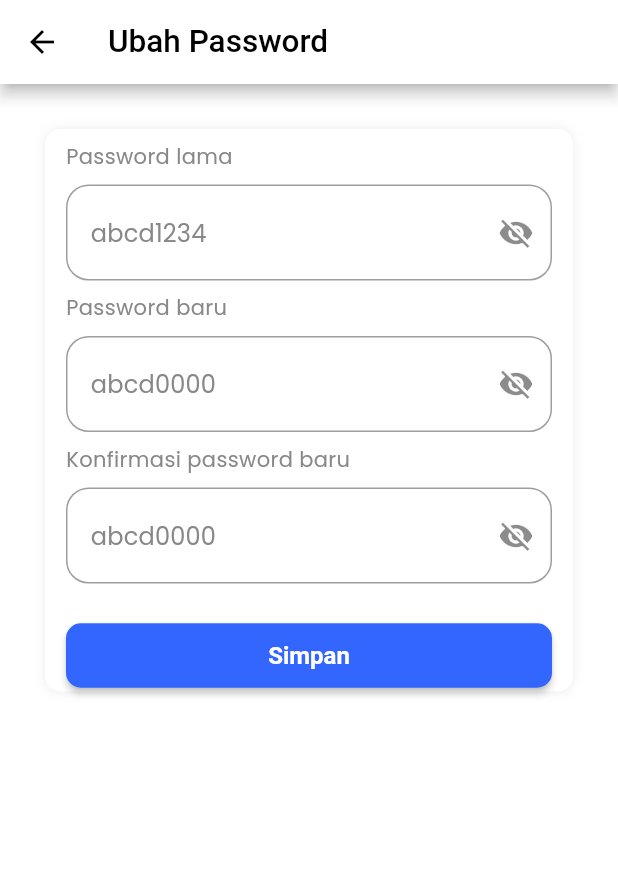
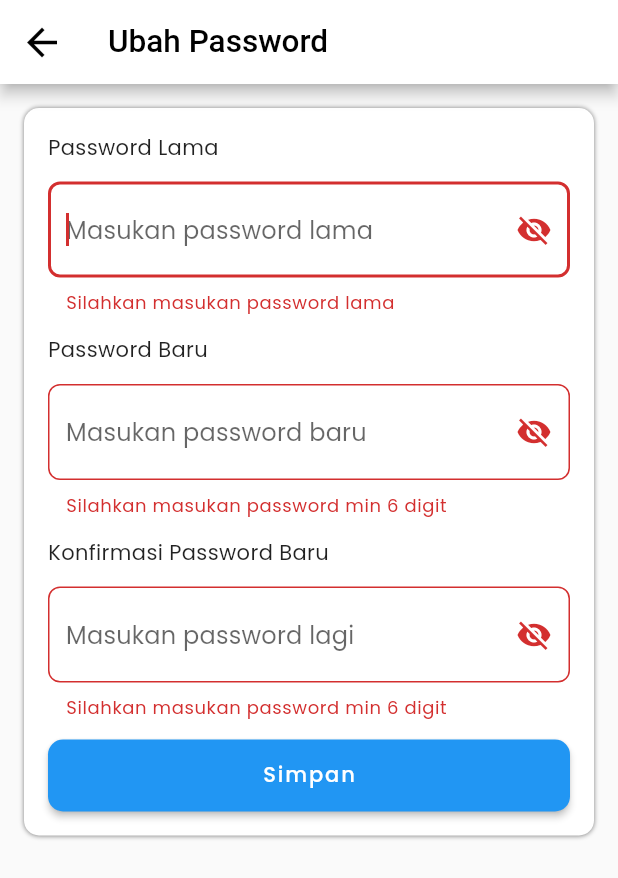
Before and after one commit to capstone-vaccine-book-17/VaccineBooking-MB, a Flutter app: the ChangePasswordPage screen opened directly, after a tap on "Simpan", on a phone screen of 412 x 824 dp. Shown: the top 878 px of the screen. Run offline on Flutter 3.47's test engine with Material 2 defaults, Android fonts, the phone set to English and light mode, and no system bars; our stand-ins replace email_validator, google_fonts, image_picker.

Commit message:
Change password page and view model using global widget

```diff
--- a/lib/features/auth/register_page.dart
+++ b/lib/features/auth/register_page.dart
@@ -46,7 +46,7 @@ class _RegisterPageState extends State<RegisterPage> {
       _dateOfBirth.text = '';
       return;
     }
-    _dateOfBirth.text = DateFormat('yyyy-MM-dd').format(date!);
+    _dateOfBirth.text = DateFormat('yyyy-MM-dd').format(date);
   }
 
   void register() {
@@ -232,7 +232,7 @@ class _RegisterPageState extends State<RegisterPage> {
             const SizedBox(height: 12.0),
             ValueListenableBuilder(
               valueListenable: _isShowPass,
-              builder: (context, value, child) {
+              builder: (_, __, ___) {
                 return TextFormCustom(
                   controller: _passwordCtl,
                   hintText: 'Masukan Password',
@@ -241,8 +241,8 @@ class _RegisterPageState extends State<RegisterPage> {
                   keyboardType: TextInputType.visiblePassword,
                   onFieldSubmitted: (_) => register(),
                   validator: (value) {
-                    if (value == null || value.length < 6) {
-                      return "Silahkan masukan password lebih dari 6";
+                    if (value == null || value.length <= 6) {
+                      return "Silahkan masukan password min 6 digit";
                     }
                     return null;
                   },
--- a/lib/features/profile/index_profile.dart
+++ b/lib/features/profile/index_profile.dart
@@ -26,6 +26,7 @@ class _IndexProfileState extends State<IndexProfile> {
         ),
         backgroundColor: Colors.white,
         body: SafeArea(
+          child: SingleChildScrollView(
             child: Column(
               crossAxisAlignment: CrossAxisAlignment.start,
               children: [
@@ -77,7 +78,8 @@ class _IndexProfileState extends State<IndexProfile> {
                                   width: 65,
                                   child: GestureDetector(
                                     onTap: () => provider.openGallery(),
-                                  child: Image.asset('assets/png/addimage.png'),
+                                    child:
+                                        Image.asset('assets/png/addimage.png'),
                                   ),
                                 ),
                               ),
@@ -148,6 +150,7 @@ class _IndexProfileState extends State<IndexProfile> {
                 ),
               ],
             ),
+          ),
         ));
   }
 }
--- a/lib/features/profile/page/change_password_page.dart
+++ b/lib/features/profile/page/change_password_page.dart
@@ -1,212 +1,75 @@
 import 'package:flutter/material.dart';
 import 'package:provider/provider.dart';
-import 'package:w_vaccine/features/profile/view_model/change_password_viewmodel.dart';
+import 'package:w_vaccine/features/profile/view_model/change_password_view_model.dart';
+import 'package:w_vaccine/widgets/button_form_custom.dart';
+import 'package:w_vaccine/widgets/text_form_custom.dart';
 
-class ChangePasswordPage extends StatelessWidget {
+class ChangePasswordPage extends StatefulWidget {
   const ChangePasswordPage({super.key});
 
   @override
+  State<ChangePasswordPage> createState() => _ChangePasswordPageState();
+}
+
+class _ChangePasswordPageState extends State<ChangePasswordPage> {
+  late ChangePasswordViewModel vm;
+
+  /// Form and Text Controller
+  final _formKey = GlobalKey<FormState>();
+  final _oldPass = TextEditingController();
+  final _newPass = TextEditingController();
+  final _confirmNewPass = TextEditingController();
+
+  /// Obsure Password hide and show
+  final _isShowOldPass = ValueNotifier<bool>(true);
+  final _isShowNewPass = ValueNotifier<bool>(true);
+  final _isShowConfirmNewPass = ValueNotifier<bool>(true);
+
+  final _initialFocus = FocusNode();
+
+  void save() {
+    if (!_formKey.currentState!.validate()) {
+      return;
+    }
+    vm.submit(
+      oldPass: _oldPass.text.trim(),
+      newPass: _newPass.text.trim(),
+      confirmNewPass: _confirmNewPass.text.trim(),
+    );
+  }
+
+  @override
+  void initState() {
+    vm = Provider.of<ChangePasswordViewModel>(context, listen: false);
+
+    /// Run method on Widget build complete
+    WidgetsBinding.instance.addPostFrameCallback((_) {
+      FocusScope.of(context).requestFocus(_initialFocus);
+    });
+    super.initState();
+  }
+
+  @override
+  void dispose() {
+    _oldPass.dispose();
+    _newPass.dispose();
+    _confirmNewPass.dispose();
+    super.dispose();
+  }
+
+  @override
   Widget build(BuildContext context) {
-    final formKey = GlobalKey<FormState>();
     return Scaffold(
       appBar: AppBar(
-        iconTheme: const IconThemeData(color: Colors.black),
-        backgroundColor: Colors.white,
-        title: const Text(
-          'Ubah Password',
-          style: TextStyle(color: Colors.black),
-        ),
+        title: const Text('Ubah Password'),
       ),
-      backgroundColor: Colors.white,
-      body: SingleChildScrollView(
-        child: SafeArea(
+      body: SafeArea(
+        child: SingleChildScrollView(
           child: Column(
             children: [
-              Form(
-                child: Padding(
-                  padding: const EdgeInsets.all(30),
-                  child: Container(
-                    width: double.infinity,
-                    height: 375,
-                    decoration: BoxDecoration(
-                      borderRadius: const BorderRadius.all(Radius.circular(10)),
-                      color: Colors.white,
-                      boxShadow: [
-                        BoxShadow(
-                          color: Colors.grey.withOpacity(0.2),
-                          spreadRadius: 0,
-                          blurRadius: 6,
-                          offset: const Offset(0, 0),
-                        )
-                      ],
-                    ),
-                    child: Column(
-                      crossAxisAlignment: CrossAxisAlignment.stretch,
-                      key: formKey,
-                      children: [
-                        const Padding(
-                          padding: EdgeInsets.only(left: 14, right: 14, top: 8),
-                          child: Text(
-                            "Password lama",
-                            style: TextStyle(
-                              color: Color(0xff888888),
-                              fontSize: 14,
-                            ),
-                          ),
-                        ),
-                        Padding(
-                          padding: const EdgeInsets.only(
-                              left: 14, right: 14, top: 8),
-                          child: Consumer<ObscureSwitcher>(
-                            builder: (context, provider, _) => TextFormField(
-                              obscureText: provider.oldpwd,
-                              keyboardType: TextInputType.text,
-                              decoration: InputDecoration(
-                                suffixIcon: IconButton(
-                                  onPressed: () {
-                                    provider.oldpwd = !provider.oldpwd;
-                                  },
-                                  icon: provider.oldpwdIcn,
-                                ),
-                                hintText: "\tabcd1234",
-                                hintStyle: const TextStyle(
-                                  fontSize: 16,
-                                  color: Color(0xff888888),
-                                ),
-                                border: const OutlineInputBorder(
-                                  borderRadius: BorderRadius.all(
-                                    Radius.circular(15),
-                                  ),
-                                ),
-                              ),
-                              validator: (value) {
-                                if (value == null || value.length < 2) {
-                                  return 'Silakan input nama yang valid';
-                                }
-                                return null;
-                              },
-                            ),
-                          ),
-                        ),
-                        const Padding(
-                          padding: EdgeInsets.only(left: 14, right: 14, top: 8),
-                          child: Text(
-                            "Password baru",
-                            style: TextStyle(
-                              color: Color(0xff888888),
-                              fontSize: 14,
-                            ),
-                          ),
-                        ),
-                        Padding(
-                          padding: const EdgeInsets.only(
-                              left: 14, right: 14, top: 8),
-                          child: Consumer<ObscureSwitcher>(
-                            builder: (context, provider, child) =>
-                                TextFormField(
-                              obscureText: provider.newpwd,
-                              keyboardType: TextInputType.text,
-                              decoration: InputDecoration(
-                                suffixIcon: IconButton(
-                                  onPressed: () {
-                                    provider.newpwd = !provider.newpwd;
-                                  },
-                                  icon: provider.newpwdIcn,
-                                ),
-                                hintText: "\tabcd0000",
-                                hintStyle: const TextStyle(
-                                  fontSize: 16,
-                                  color: Color(0xff888888),
-                                ),
-                                border: const OutlineInputBorder(
-                                  borderRadius: BorderRadius.all(
-                                    Radius.circular(15),
-                                  ),
-                                ),
-                              ),
-                              validator: (value) {
-                                if (value == null || value.length < 2) {
-                                  return 'Silakan input nama yang valid';
-                                }
-                                return null;
-                              },
-                            ),
-                          ),
-                        ),
-                        const Padding(
-                          padding: EdgeInsets.only(left: 14, right: 14, top: 8),
-                          child: Text(
-                            "Konfirmasi password baru",
-                            style: TextStyle(
-                              color: Color(0xff888888),
-                              fontSize: 14,
-                            ),
-                          ),
-                        ),
-                        Padding(
-                          padding: const EdgeInsets.only(
-                              left: 14, right: 14, top: 8),
-                          child: Consumer<ObscureSwitcher>(
-                            builder: (context, provider, child) =>
-                                TextFormField(
-                              obscureText: provider.pwdconfirm,
-                              keyboardType: TextInputType.text,
-                              decoration: InputDecoration(
-                                suffixIcon: IconButton(
-                                    onPressed: () {
-                                      provider.pwdconfirm =
-                                          !provider.pwdconfirm;
-                                    },
-                                    icon: provider.pwdcnfrmIcn),
-                                hintText: "\tabcd0000",
-                                hintStyle: const TextStyle(
-                                  fontSize: 16,
-                                  color: Color(0xff888888),
-                                ),
-                                border: const OutlineInputBorder(
-                                  borderRadius: BorderRadius.all(
-                                    Radius.circular(15),
-                                  ),
-                                ),
-                              ),
-                              validator: (value) {
-                                if (value == null || value.length < 2) {
-                                  return 'Silakan input nama yang valid';
-                                }
-                                return null;
-                              },
-                            ),
-                          ),
-                        ),
-                        const SizedBox(height: 24),
-                        Padding(
-                          padding: const EdgeInsets.only(left: 14, right: 14),
-                          child: ElevatedButton(
-                            style: ElevatedButton.styleFrom(
-                              backgroundColor: const Color(0xff3366FF),
-                              padding: const EdgeInsets.symmetric(
-                                  horizontal: 100, vertical: 12),
-                              textStyle: const TextStyle(
-                                  fontSize: 16, fontWeight: FontWeight.bold),
-                              shape: RoundedRectangleBorder(
-                                borderRadius:
-                                    BorderRadius.circular(10), // <-- Radius
-                              ),
-                            ),
-                            onPressed: () {},
-                            child: const Text(
-                              "Simpan",
-                              style: TextStyle(
-                                color: Color(0xffffffff),
-                                fontSize: 16,
-                              ),
-                            ),
-                          ),
-                        ),
-                      ],
-                    ),
-                  ),
-                ),
+              Padding(
+                padding: const EdgeInsets.all(16.0),
+                child: _form(),
               ),
             ],
           ),
@@ -214,4 +77,109 @@ class ChangePasswordPage extends StatelessWidget {
       ),
     );
   }
+
+  Widget _form() {
+    return Form(
+      key: _formKey,
+      child: Container(
+        padding: const EdgeInsets.all(16.0),
+        decoration: BoxDecoration(
+          borderRadius: const BorderRadius.all(Radius.circular(10)),
+          color: Colors.white,
+          boxShadow: [
+            BoxShadow(
+              color: Colors.black.withOpacity(0.5),
+              spreadRadius: 0,
+              blurRadius: 2,
+              offset: const Offset(0, 0),
+            ),
+          ],
+        ),
+        child: Column(
+          crossAxisAlignment: CrossAxisAlignment.start,
+          children: [
+            /// Old Password
+            const Text('Password Lama'),
+            const SizedBox(height: 12.0),
+            ValueListenableBuilder(
+              valueListenable: _isShowOldPass,
+              builder: (_, __, ___) {
+                return TextFormCustom(
+                  focusNode: _initialFocus,
+                  valueListenablePass: _isShowOldPass,
+                  controller: _oldPass,
+                  hintText: 'Masukan password lama',
+                  keyboardType: TextInputType.visiblePassword,
+                  validator: (value) {
+                    if (value == null || value.isEmpty) {
+                      return 'Silahkan masukan password lama';
+                    }
+                    return null;
+                  },
+                );
+              },
+            ),
+
+            const SizedBox(height: 12.0),
+
+            /// New Password
+            const Text('Password Baru'),
+            const SizedBox(height: 12.0),
+            ValueListenableBuilder(
+              valueListenable: _isShowNewPass,
+              builder: (_, __, ___) {
+                return TextFormCustom(
+                  controller: _newPass,
+                  valueListenablePass: _isShowNewPass,
+                  hintText: 'Masukan password baru',
+                  keyboardType: TextInputType.visiblePassword,
+                  validator: (value) {
+                    if (value == null || value.length < 6) {
+                      return "Silahkan masukan password min 6 digit";
+                    }
+                    if (value != _confirmNewPass.text) {
+                      return 'Password tidak cocok';
+                    }
+                    return null;
+                  },
+                );
+              },
+            ),
+
+            const SizedBox(height: 12.0),
+
+            /// Confirm New Password
+            const Text('Konfirmasi Password Baru'),
+            const SizedBox(height: 12.0),
+            ValueListenableBuilder(
+              valueListenable: _isShowConfirmNewPass,
+              builder: (_, __, ___) {
+                return TextFormCustom(
+                  controller: _confirmNewPass,
+                  valueListenablePass: _isShowConfirmNewPass,
+                  hintText: 'Masukan password lagi',
+                  keyboardType: TextInputType.visiblePassword,
+                  textInputAction: TextInputAction.done,
+                  onFieldSubmitted: (_) => save(),
+                  validator: (value) {
+                    if (value == null || value.length < 6) {
+                      return "Silahkan masukan password min 6 digit";
+                    }
+                    if (value != _newPass.text) {
+                      return 'Password tidak cocok';
+                    }
+                    return null;
+                  },
+                );
+              },
+            ),
+            const SizedBox(height: 12.0),
+
+            /// Save Button
+            ButtonFormCustom(text: 'Simpan', onPressed: () => save())
+          ],
+        ),
+      ),
+    );
+  }
 }
--- /dev/null
+++ b/lib/features/profile/view_model/change_password_view_model.dart
@@ -0,0 +1,60 @@
+import 'package:flutter/material.dart';
+
+class ChangePasswordViewModel with ChangeNotifier {
+  void submit({
+    required String oldPass,
+    required String newPass,
+    required String confirmNewPass,
+  }) {
+    print(oldPass);
+    print(newPass);
+    print(confirmNewPass);
+  }
+}
+
+// class ObscureSwitcher with ChangeNotifier {
+//   bool _oldpwd = true;
+//   bool _newpwd = true;
+//   bool _pwdconfirm = true;
+
+//   bool get oldpwd => _oldpwd;
+//   bool get newpwd => _newpwd;
+//   bool get pwdconfirm => _pwdconfirm;
+
+//   set oldpwd(bool value) {
+//     _oldpwd = value;
+//     notifyListeners();
+//   }
+
+//   set newpwd(bool value) {
+//     _newpwd = value;
+//     notifyListeners();
+//   }
+
+//   set pwdconfirm(bool value) {
+//     _pwdconfirm = value;
+//     notifyListeners();
+//   }
+
+//   Icon get oldpwdIcn => (_oldpwd)
+//       ? const Icon(
+//           Icons.visibility_off,
+//         )
+//       : const Icon(
+//           Icons.visibility,
+//         );
+//   Icon get newpwdIcn => (_newpwd)
+//       ? const Icon(
+//           Icons.visibility_off,
+//         )
+//       : const Icon(
+//           Icons.visibility,
+//         );
+//   Icon get pwdcnfrmIcn => (_pwdconfirm)
+//       ? const Icon(
+//           Icons.visibility_off,
+//         )
+//       : const Icon(
+//           Icons.visibility,
+//         );
+// }
--- a/lib/features/profile/view_model/change_password_viewmodel.dart
+++ /dev/null
@@ -1,48 +0,0 @@
-import 'package:flutter/material.dart';
-
-class ObscureSwitcher with ChangeNotifier {
-  bool _oldpwd = true;
-  bool _newpwd = true;
-  bool _pwdconfirm = true;
-
-  bool get oldpwd => _oldpwd;
-  bool get newpwd => _newpwd;
-  bool get pwdconfirm => _pwdconfirm;
-
-  set oldpwd(bool value) {
-    _oldpwd = value;
-    notifyListeners();
-  }
-
-  set newpwd(bool value) {
-    _newpwd = value;
-    notifyListeners();
-  }
-
-  set pwdconfirm(bool value) {
-    _pwdconfirm = value;
-    notifyListeners();
-  }
-
-  Icon get oldpwdIcn => (_oldpwd)
-      ? const Icon(
-          Icons.visibility_off,
-        )
-      : const Icon(
-          Icons.visibility,
-        );
-  Icon get newpwdIcn => (_newpwd)
-      ? const Icon(
-          Icons.visibility_off,
-        )
-      : const Icon(
-          Icons.visibility,
-        );
-  Icon get pwdcnfrmIcn => (_pwdconfirm)
-      ? const Icon(
-          Icons.visibility_off,
-        )
-      : const Icon(
-          Icons.visibility,
-        );
-}
--- a/lib/main.dart
+++ b/lib/main.dart
@@ -1,10 +1,12 @@
 import 'package:flutter/material.dart';
 import 'package:provider/provider.dart';
+import 'package:w_vaccine/features/auth/login_view_model.dart';
+import 'package:w_vaccine/features/auth/register_view_model.dart';
 import 'package:w_vaccine/features/index_navigation.dart';
 import 'package:w_vaccine/features/profile/view_model/add_family_member_view_model.dart';
 import 'package:w_vaccine/features/profile/view_model/change_address_view_model.dart';
 import 'package:w_vaccine/features/profile/view_model/change_email_view_model.dart';
-import 'package:w_vaccine/features/profile/view_model/change_password_viewmodel.dart';
+import 'package:w_vaccine/features/profile/view_model/change_password_view_model.dart';
 import 'package:w_vaccine/features/profile/view_model/familydata_viewmodel.dart';
 import 'package:w_vaccine/features/profile/view_model/profile_image_viewmodel.dart';
 import 'package:w_vaccine/styles/theme.dart';
@@ -14,24 +16,17 @@ void main() {
   runApp(
     MultiProvider(
       providers: [
-        ChangeNotifierProvider(
-          create: (_) => ObscureSwitcher(),
-        ),
-        ChangeNotifierProvider(
-          create: (_) => ChangeEmailViewModel(),
-        ),
-        ChangeNotifierProvider(
-          create: (_) => ChangeAddressViewModel(),
-        ),
-        ChangeNotifierProvider(
-          create: (_) => AddFamilyMemberViewModel(),
-        ),
-        ChangeNotifierProvider(
-          create: (_) => ProfileImage(),
-        ),
-        ChangeNotifierProvider(
-          create: (_) => FamilyData(),
-        ),
+        /// Auth
+        ChangeNotifierProvider(create: (_) => LoginViewModel()),
+        ChangeNotifierProvider(create: (_) => RegisterViewModel()),
+
+        /// Profile
+        ChangeNotifierProvider(create: (_) => ChangePasswordViewModel()),
+        ChangeNotifierProvider(create: (_) => ChangeEmailViewModel()),
+        ChangeNotifierProvider(create: (_) => ChangeAddressViewModel()),
+        ChangeNotifierProvider(create: (_) => AddFamilyMemberViewModel()),
+        ChangeNotifierProvider(create: (_) => ProfileImage()),
+        ChangeNotifierProvider(create: (_) => FamilyData()),
       ],
       child: const MyApp(),
     ),
```
Also changed, not shown: pubspec.lock. Lines whose indentation alone changed are shown as unchanged.
